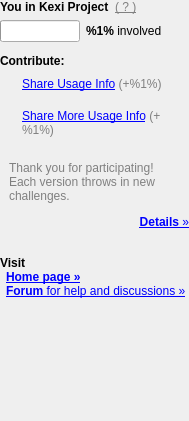
The window that kexi/main/status/status.ui (KDE/calligra) describes before a commit, drawn with Qt 5.
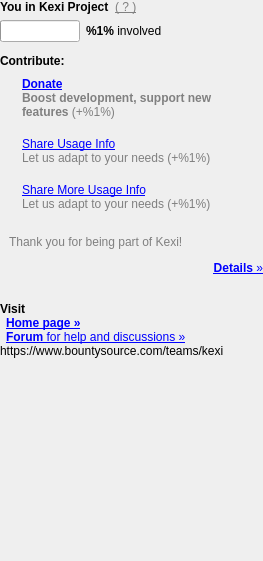
The same window after the commit. Icons and pictures are not drawn.

Commit message:
Add donations info to Kexi's status bar
This only opens a BountySource page but seems to be convenient
for users that do not visit KDE/Calligra/Kexi web pages but would
like to give back something.

The path ends with .6, not .0 as a special case needed for 2.8.6. In 2.9.x it'll be .0 again.

Icon: http://www.famfamfam.com/about/ (public domain)

REVIEW:120263
FIXED-IN:2.8.6

```diff
--- a/kexi/main/status/status.ui
+++ b/kexi/main/status/status.ui
@@ -6,8 +6,8 @@
    <rect>
     <x>0</x>
     <y>0</y>
-    <width>189</width>
-    <height>421</height>
+    <width>263</width>
+    <height>561</height>
    </rect>
   </property>
   <property name="windowTitle">
@@ -146,6 +146,50 @@
      </property>
     </widget>
    </item>
+   <item>
+    <widget class="QWidget" name="donate" native="true">
+     <layout class="QHBoxLayout" name="lyr_donate">
+      <item>
+       <widget class="QLabel" name="icon_donate">
+        <property name="sizePolicy">
+         <sizepolicy hsizetype="Fixed" vsizetype="Preferred">
+          <horstretch>0</horstretch>
+          <verstretch>0</verstretch>
+         </sizepolicy>
+        </property>
+        <property name="font">
+         <font>
+          <weight>75</weight>
+          <bold>true</bold>
+         </font>
+        </property>
+        <property name="text">
+         <string notr="true"/>
+        </property>
+        <property name="pixmap">
+         <pixmap resource="status.qrc">:/icons/heart.png</pixmap>
+        </property>
+        <property name="alignment">
+         <set>Qt::AlignLeading|Qt::AlignLeft|Qt::AlignTop</set>
+        </property>
+       </widget>
+      </item>
+      <item>
+       <widget class="QLabel" name="link_donate">
+        <property name="focusPolicy">
+         <enum>Qt::StrongFocus</enum>
+        </property>
+        <property name="text">
+         <string comment="dd" extracomment="https://www.bountysource.com/teams/kexi">&lt;b&gt;&lt;a href=&quot;link&quot;&gt;Donate&lt;/a&gt;&lt;/b&gt;&lt;br/&gt;&lt;span style=&quot;color:gray;&quot;&gt;&lt;b&gt;Boost development, support new features&lt;/b&gt; (+%1%)&lt;/span&gt;</string>
+        </property>
+        <property name="wordWrap">
+         <bool>true</bool>
+        </property>
+       </widget>
+      </item>
+     </layout>
+    </widget>
+   </item>
    <item>
     <widget class="QWidget" name="share_usage_info" native="true">
      <layout class="QHBoxLayout" name="lyr_share_usage_info">
@@ -169,6 +213,9 @@
         <property name="pixmap">
          <pixmap resource="status.qrc">:/icons/add.png</pixmap>
         </property>
+        <property name="alignment">
+         <set>Qt::AlignLeading|Qt::AlignLeft|Qt::AlignTop</set>
+        </property>
        </widget>
       </item>
       <item>
@@ -177,7 +224,7 @@
          <enum>Qt::StrongFocus</enum>
         </property>
         <property name="text">
-         <string>&lt;a href=&quot;link&quot;&gt;Share Usage Info&lt;/a&gt; &lt;span style=&quot;color:gray;&quot;&gt;(+%1%)&lt;/span&gt;</string>
+         <string>&lt;a href=&quot;link&quot;&gt;Share Usage Info&lt;/a&gt;&lt;br/&gt;&lt;span style=&quot;color:gray;&quot;&gt;Let us adapt to your needs (+%1%)&lt;/span&gt;</string>
         </property>
         <property name="wordWrap">
          <bool>true</bool>
@@ -210,6 +257,9 @@
         <property name="pixmap">
          <pixmap resource="status.qrc">:/icons/add.png</pixmap>
         </property>
+        <property name="alignment">
+         <set>Qt::AlignLeading|Qt::AlignLeft|Qt::AlignTop</set>
+        </property>
        </widget>
       </item>
       <item>
@@ -218,7 +268,7 @@
          <enum>Qt::StrongFocus</enum>
         </property>
         <property name="text">
-         <string>&lt;a href=&quot;link&quot;&gt;Share More Usage Info&lt;/a&gt; &lt;span style=&quot;color:gray;&quot;&gt;(+%1%)&lt;/span&gt;</string>
+         <string>&lt;a href=&quot;link&quot;&gt;Share More Usage Info&lt;/a&gt;&lt;br/&gt;&lt;span style=&quot;color:gray;&quot;&gt;Let us adapt to your needs (+%1%)&lt;/span&gt;</string>
         </property>
         <property name="wordWrap">
          <bool>true</bool>
@@ -259,7 +309,7 @@
          <enum>Qt::StrongFocus</enum>
         </property>
         <property name="text">
-         <string>&lt;span style=&quot;color:gray;&quot;&gt;Thank you for participating! Each version throws in new challenges.&lt;/span&gt;</string>
+         <string>&lt;span style=&quot;color:gray;&quot;&gt;Thank you for being part of Kexi!&lt;/span&gt;</string>
         </property>
         <property name="wordWrap">
          <bool>true</bool>
@@ -395,7 +445,7 @@
       <string>Visit http://kexi-project.org/forum</string>
      </property>
      <property name="text">
-      <string>&lt;a href=&quot;http://kexi-project.org/forum/&quot;&gt;&lt;b&gt;Forum&lt;/b&gt; for help and discussions &amp;raquo;&lt;/a&gt;</string>
+      <string>&lt;a href=&quot;http://kexi-project.org/forum/&quot;&gt;&lt;b&gt;Forum&lt;/b&gt; for help and &lt;nobr&gt;discussions &amp;raquo;&lt;/nobr&gt;&lt;/a&gt;</string>
      </property>
      <property name="alignment">
       <set>Qt::AlignLeading|Qt::AlignLeft|Qt::AlignVCenter</set>
@@ -414,6 +464,13 @@
      </property>
     </widget>
    </item>
+   <item>
+    <widget class="QLabel" name="donation_url">
+     <property name="text">
+      <string>https://www.bountysource.com/teams/kexi</string>
+     </property>
+    </widget>
+   </item>
    <item>
     <spacer name="verticalSpacer">
      <property name="orientation">
```
The commit also changes 7 other files.
